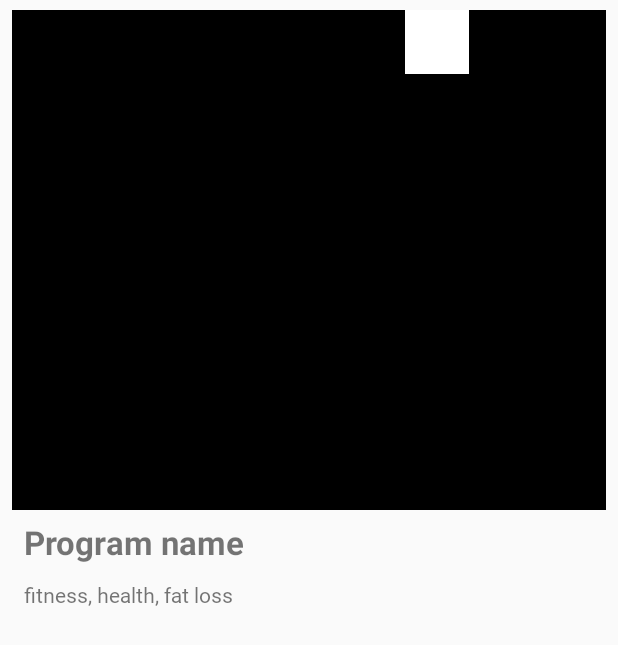
After one commit to agh-pum-2017/pocket-trainer, an Android app: the layout fragment_program_details.xml on its own in the app's theme, with its tools: preview values and no code run, on a phone screen of 412 x 824 dp. The commit adds this screen. Shown: the top 645 px of the screen. Run offline under Robolectric (Android 15) with nearby library versions, the phone set to English and light mode, and no system bars; Roboto replaces fonts that are not available here.

Commit message:
Swipe browsing through program details

```diff
--- a/app/build.gradle
+++ b/app/build.gradle
@@ -25,6 +25,7 @@ dependencies {
     implementation fileTree(dir: 'libs', include: ['*.jar'])
     implementation 'com.android.support:appcompat-v7:26.1.0'
     implementation 'com.android.support.constraint:constraint-layout:1.0.2'
+    implementation 'com.android.support:support-v4:26.1.0'
     testImplementation 'junit:junit:4.12'
     androidTestImplementation 'com.android.support.test:runner:1.0.1'
     androidTestImplementation 'com.android.support.test.espresso:espresso-core:3.0.1'
--- a/app/src/main/java/pl/edu/agh/pockettrainer/program/repository/program/ProgramRepositoryFactory.java
+++ b/app/src/main/java/pl/edu/agh/pockettrainer/program/repository/program/ProgramRepositoryFactory.java
@@ -1,6 +1,7 @@
 package pl.edu.agh.pockettrainer.program.repository.program;
 
 import android.content.Context;
+import android.util.Log;
 
 public class ProgramRepositoryFactory {
 
--- a/app/src/main/res/layout/activity_program_details.xml
+++ b/app/src/main/res/layout/activity_program_details.xml
@@ -5,5 +5,9 @@
     android:layout_width="match_parent"
     android:layout_height="match_parent"
     tools:context="pl.edu.agh.pockettrainer.ui.activities.ProgramDetailsActivity">
-
+    <android.support.v4.view.ViewPager
+        xmlns:android="http://schemas.android.com/apk/res/android"
+        android:id="@+id/view_pager"
+        android:layout_width="match_parent"
+        android:layout_height="match_parent" />
 </android.support.constraint.ConstraintLayout>
--- /dev/null
+++ b/app/src/main/res/layout/fragment_program_details.xml
@@ -0,0 +1,73 @@
+<FrameLayout xmlns:android="http://schemas.android.com/apk/res/android"
+    xmlns:tools="http://schemas.android.com/tools"
+    android:layout_width="match_parent"
+    android:layout_height="match_parent"
+    xmlns:appConfig="http://schemas.android.com/apk/res-auto"
+    tools:context="pl.edu.agh.pockettrainer.ui.activities.ProgramDetailsFragment">
+
+    <!-- TODO: Update blank fragment layout -->
+    <ImageView
+        android:id="@+id/program_image"
+        android:layout_width="match_parent"
+        android:layout_height="500px"
+        android:layout_marginEnd="8dp"
+        android:layout_marginStart="8dp"
+        android:layout_marginTop="10px"
+        android:scaleType="centerCrop"
+        appConfig:layout_constraintEnd_toEndOf="parent"
+        appConfig:layout_constraintStart_toStartOf="parent"
+        appConfig:layout_constraintTop_toTopOf="parent"
+        appConfig:srcCompat="@android:color/black" />
+    <ImageView
+        android:id="@+id/gender_image"
+        android:layout_width="64px"
+        android:layout_height="64px"
+        android:layout_marginEnd="8dp"
+        android:layout_marginStart="405px"
+        android:layout_marginTop="10px"
+        appConfig:srcCompat="@android:color/white"  />
+
+    <TextView
+        android:id="@+id/label_title"
+        android:layout_width="wrap_content"
+        android:layout_height="wrap_content"
+        android:layout_marginLeft="16dp"
+        android:layout_marginTop="520px"
+        android:text="Program name"
+        android:textSize="22dp"
+        android:textStyle="bold"
+        appConfig:layout_constraintLeft_toLeftOf="parent"
+        appConfig:layout_constraintTop_toBottomOf="@+id/program_image" />
+
+    <TextView
+        android:id="@+id/label_goals"
+        android:layout_width="wrap_content"
+        android:layout_height="wrap_content"
+        android:layout_marginEnd="16dp"
+        android:layout_marginLeft="16dp"
+        android:layout_marginStart="16dp"
+        android:layout_marginTop="580px"
+        android:fontFamily="@font/roboto"
+        android:text="fitness, health, fat loss" />
+
+    <TextView
+        android:id="@+id/label_description"
+        android:layout_width="wrap_content"
+        android:layout_height="wrap_content"
+        android:layout_marginEnd="16dp"
+        android:layout_marginLeft="16dp"
+        android:layout_marginStart="16dp"
+        android:layout_marginTop="640px"
+        android:fontFamily="@font/roboto"
+        android:text="" />
+    <TextView
+        android:id="@+id/label_author"
+        android:layout_width="wrap_content"
+        android:layout_height="wrap_content"
+        android:layout_marginEnd="16dp"
+        android:layout_marginLeft="16dp"
+        android:layout_marginStart="32px"
+        android:layout_marginTop="720px"
+        android:fontFamily="@font/roboto"
+        android:text="" />
+</FrameLayout>
--- a/app/src/main/res/values/strings.xml
+++ b/app/src/main/res/values/strings.xml
@@ -3,4 +3,7 @@
     <string name="no_active_programs">No active programs</string>
     <string name="recovery_day">Recovery day</string>
     <string name="battery_icon">battery icon</string>
+
+    <!-- TODO: Remove or change this placeholder text -->
+    <string name="hello_blank_fragment">Hello blank fragment</string>
 </resources>
```
Also changed, not shown: app/src/main/java/pl/edu/agh/pockettrainer/ui/activities/ProgramDetailsActivity.java (+15 -8 lines), app/src/main/java/pl/edu/agh/pockettrainer/ui/activities/ProgramDetailsFragment.java (added, +86 -0 lines), app/src/main/java/pl/edu/agh/pockettrainer/ui/activities/ProgramDetailsSwipeAdapter.java (added, +47 -0 lines), app/src/main/res/drawable/gender/any.png (added), app/src/main/res/drawable/gender/female.png (added), app/src/main/res/drawable/gender/male.png (added), app/src/main/res/drawable/gender_any.png (added), app/src/main/res/drawable/gender_female.png (added), app/src/main/res/drawable/gender_male.png (added).
